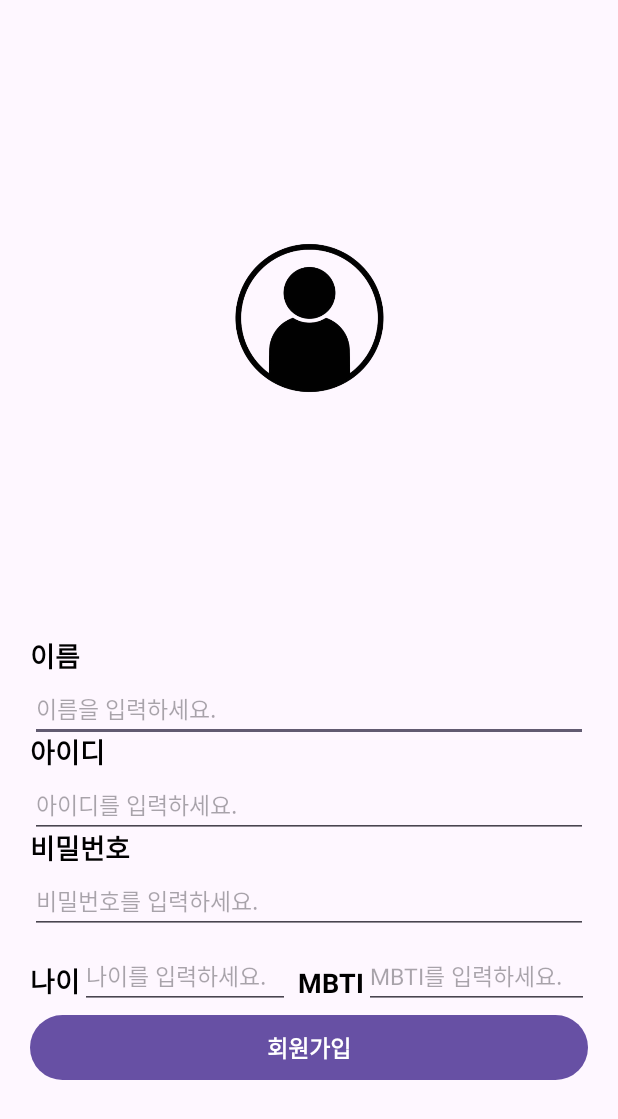
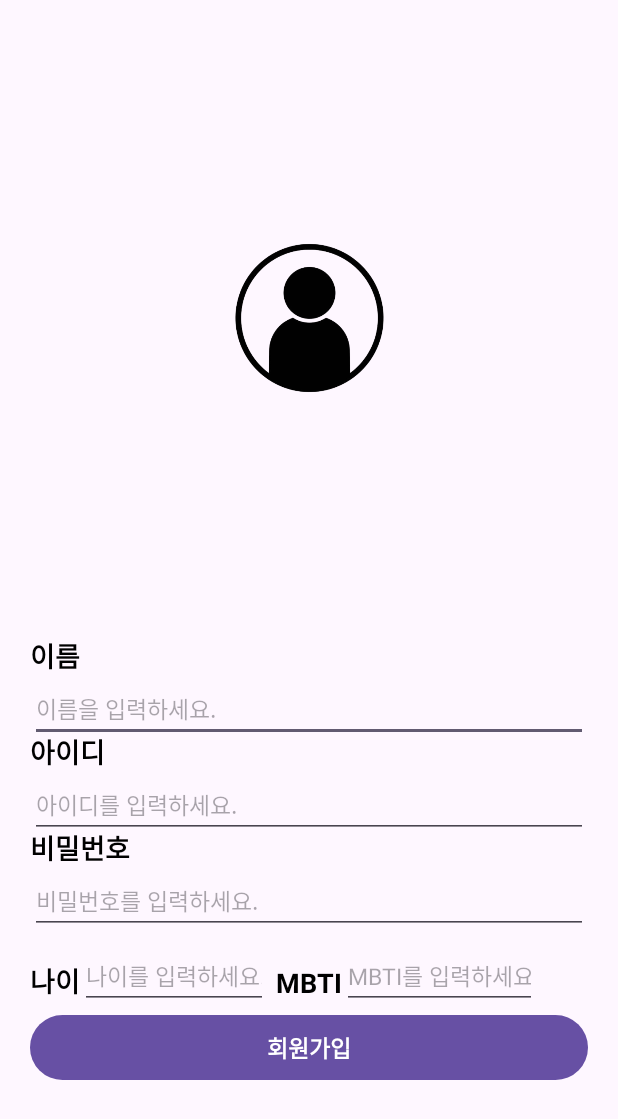
Before and after one commit to SoftyChoo/Kotlin_Study, an Android app: the SignUpActivity screen opened directly, with no data from a screen before it, on a phone screen of 412 x 824 dp. Shown: the top 1119 px of the screen. Run offline under Robolectric (Android 15) with nearby library versions, the phone set to English and light mode, and no system bars.

Commit message:
[Design]

```diff
--- a/Assignment_Login/app/src/main/java/com/example/assignment_login/HomeActivity.kt
+++ b/Assignment_Login/app/src/main/java/com/example/assignment_login/HomeActivity.kt
@@ -30,7 +30,7 @@ class HomeActivity : AppCompatActivity() {
 
 
         val changeImg = findViewById<ImageView>(R.id.iv_change)
-        val num = rand(1, 5)
+        val num = rand(1, 6)
         when (num) {
             1 -> changeImg.setImageResource(R.drawable.jjang9)
             2 -> changeImg.setImageResource(R.drawable.jjanga)
--- a/Assignment_Login/app/src/main/res/layout/activity_sign_up.xml
+++ b/Assignment_Login/app/src/main/res/layout/activity_sign_up.xml
@@ -115,7 +115,7 @@
 
     <EditText
         android:id="@+id/edit_age"
-        android:layout_width="140dp"
+        android:layout_width="125dp"
         android:layout_height="wrap_content"
         android:textSize="15dp"
         android:hint="나이를 입력하세요."
@@ -138,7 +138,7 @@
 
     <EditText
         android:id="@+id/edit_mbti"
-        android:layout_width="150dp"
+        android:layout_width="130dp"
         android:hint="MBTI를 입력하세요."
         android:textSize="15dp"
         android:layout_height="wrap_content"
```
